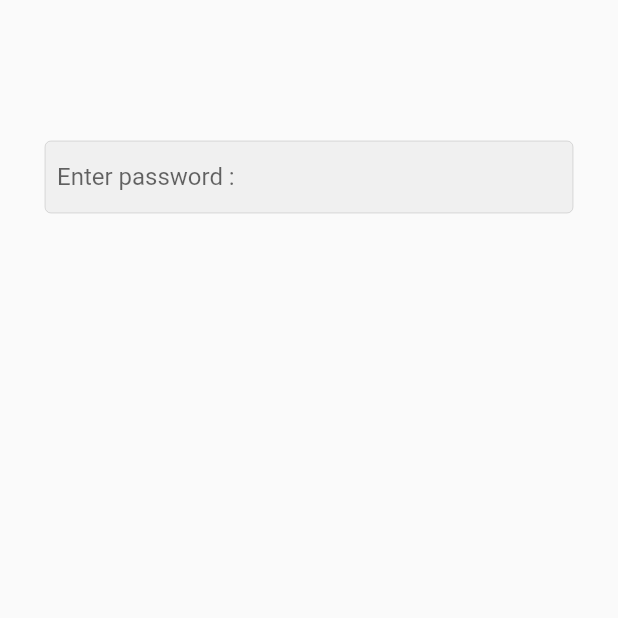
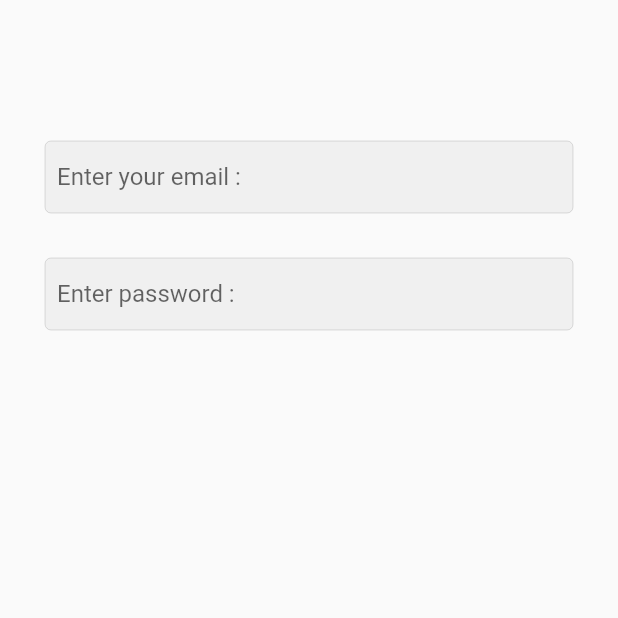
Before and after one commit to Abdallah1Habib/project2_mobile_programming, a Flutter app: the screen it shows after launch, on a phone screen of 412 x 824 dp, the top half of it. Run offline on Flutter 3.47's test engine with Material 2 defaults, Android fonts, the phone set to English and light mode, and no system bars.

Commit message:
creating another text field for the user email

```diff
--- a/project1/lib/screens/login.dart
+++ b/project1/lib/screens/login.dart
@@ -14,6 +14,25 @@ class loginpage extends StatelessWidget {
         children: [
           const SizedBox(
             height: 64,
+          ),
+          TextField(
+            keyboardType: TextInputType.emailAddress,
+            obscureText: false,
+            decoration: InputDecoration(
+              hintText: "Enter your email : ",
+              enabledBorder: OutlineInputBorder(
+                  borderSide: Divider.createBorderSide(context)),
+              focusedBorder: const OutlineInputBorder(
+                borderSide: BorderSide(
+                  color: Colors.grey,
+                ),
+              ),
+              filled: true,
+              contentPadding: const EdgeInsets.all(8),
+            ),
+          ),
+          const SizedBox(
+            height: 30,
           ),
           TextField(
             keyboardType: TextInputType.text,
```
